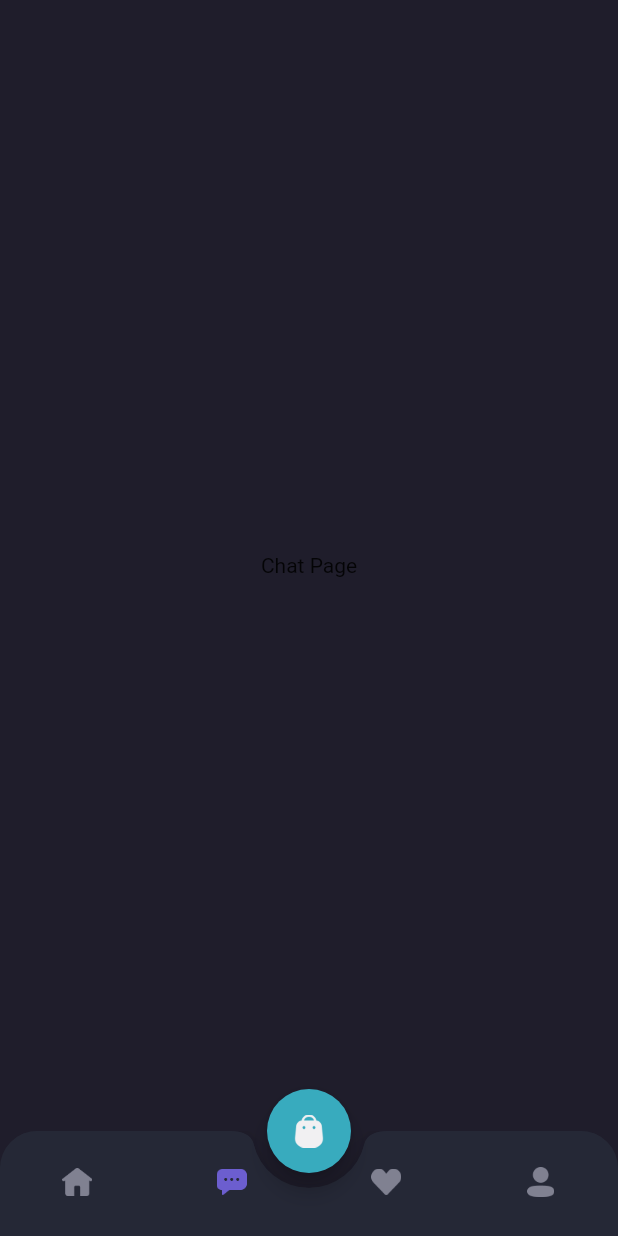
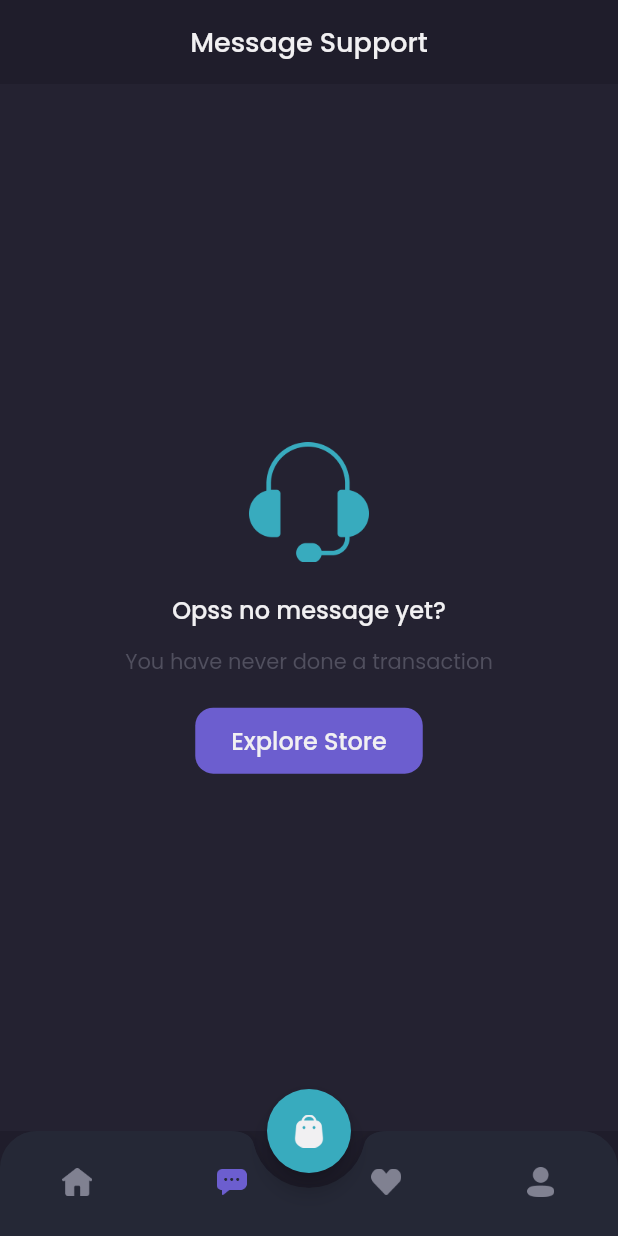
Before and after one commit to muhafs/flutter_yalla, a Flutter app: the MainPage screen opened by its route, item 2 of the bottom bar chosen, on a phone screen of 412 x 824 dp. Run offline on Flutter 3.47's test engine with Material 2 defaults, Android fonts, the phone set to English and light mode, and no system bars; our stand-ins replace google_fonts.

Commit message:
- features: create chat empty page

```diff
--- a/lib/pages/navpages/chat_page.dart
+++ b/lib/pages/navpages/chat_page.dart
@@ -1,4 +1,5 @@
 import 'package:flutter/material.dart';
+import 'package:yalla/theme.dart';
 
 class ChatPage extends StatefulWidget {
   const ChatPage({super.key});
@@ -10,8 +11,74 @@ class ChatPage extends StatefulWidget {
 class _ChatPageState extends State<ChatPage> {
   @override
   Widget build(BuildContext context) {
-    return const Center(
-      child: Text('Chat Page'),
+    return Column(
+      children: [
+        AppBar(
+          backgroundColor: kBgColor1,
+          centerTitle: true,
+          automaticallyImplyLeading: false,
+          elevation: 0,
+          title: Text(
+            'Message Support',
+            style: kPrimaryTextStyle.copyWith(
+              fontSize: 18,
+              fontWeight: medium,
+            ),
+          ),
+        ),
+        Expanded(
+          child: Container(
+            width: double.infinity,
+            color: kBgColor3,
+            child: Column(
+              mainAxisAlignment: MainAxisAlignment.center,
+              children: [
+                Image.asset(
+                  'assets/icon_headset.png',
+                  width: 80,
+                ),
+                const SizedBox(height: 20),
+                Text(
+                  'Opss no message yet?',
+                  style: kPrimaryTextStyle.copyWith(
+                    fontSize: 16,
+                    fontWeight: medium,
+                  ),
+                ),
+                const SizedBox(height: 12),
+                Text(
+                  'You have never done a transaction',
+                  style: kSubTextStyle,
+                ),
+                const SizedBox(height: 20),
+                SizedBox(
+                  height: 44,
+                  child: TextButton(
+                    onPressed: () {},
+                    style: TextButton.styleFrom(
+                      padding: const EdgeInsets.symmetric(
+                        vertical: 10,
+                        horizontal: 24,
+                      ),
+                      backgroundColor: kPrimaryColor,
+                      shape: RoundedRectangleBorder(
+                        borderRadius: BorderRadius.circular(12),
+                      ),
+                    ),
+                    child: Text(
+                      'Explore Store',
+                      style: kPrimaryTextStyle.copyWith(
+                        fontSize: 16,
+                        fontWeight: medium,
+                      ),
+                    ),
+                  ),
+                ),
+              ],
+            ),
+          ),
+        ),
+      ],
     );
   }
 }
```
